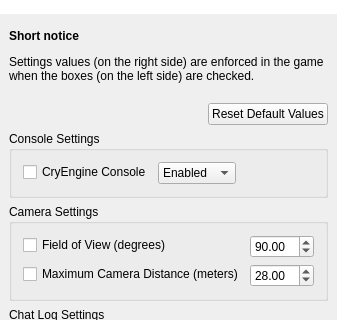
grenadium/ShugoConsole, file shugoconsolewidget.ui: the form before one commit; both pictures show x 0 to 337 and y 0 to 320 of the 337 by 639 pixel window.
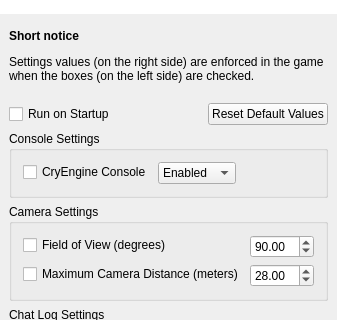
The form after the commit. Icons and pictures are not drawn.

Commit message: Added "Run on Startup" option

```diff
--- a/shugoconsolewidget.ui
+++ b/shugoconsolewidget.ui
@@ -80,6 +80,13 @@
      </item>
      <item>
       <layout class="QHBoxLayout" name="defaultsLayout">
+       <item>
+        <widget class="QCheckBox" name="runOnStartupCheck">
+         <property name="text">
+          <string>Run on Startup</string>
+         </property>
+        </widget>
+       </item>
        <item>
         <spacer name="defaultsSpacer">
          <property name="orientation">
```
The commit also changes 5 other files.
